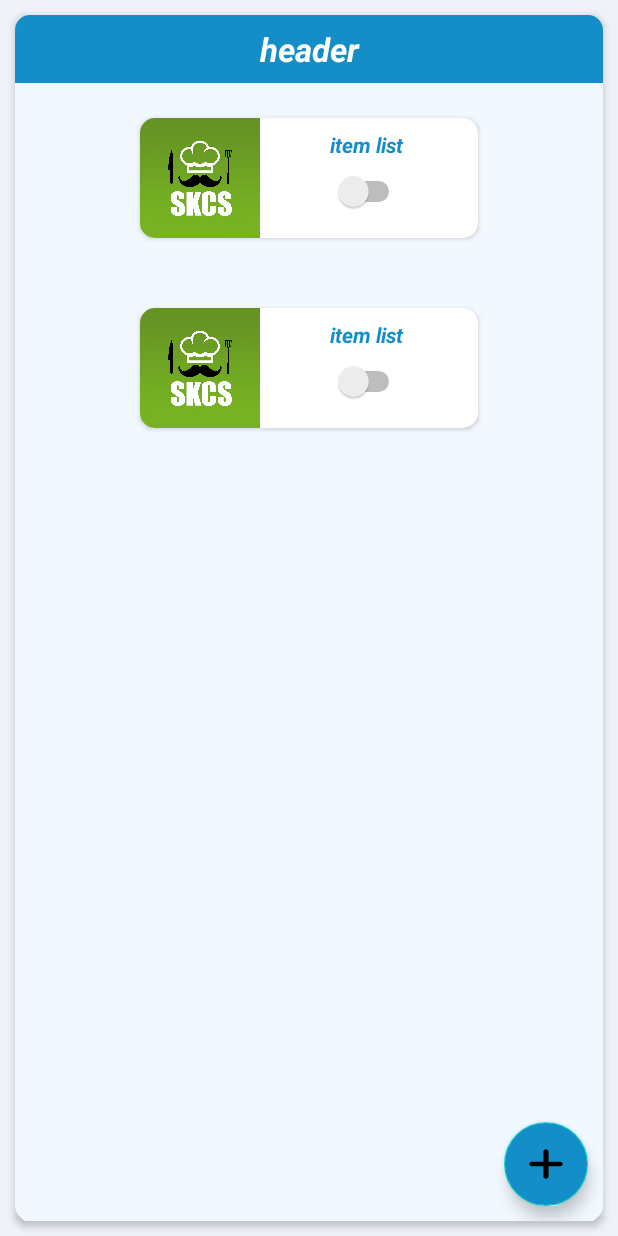
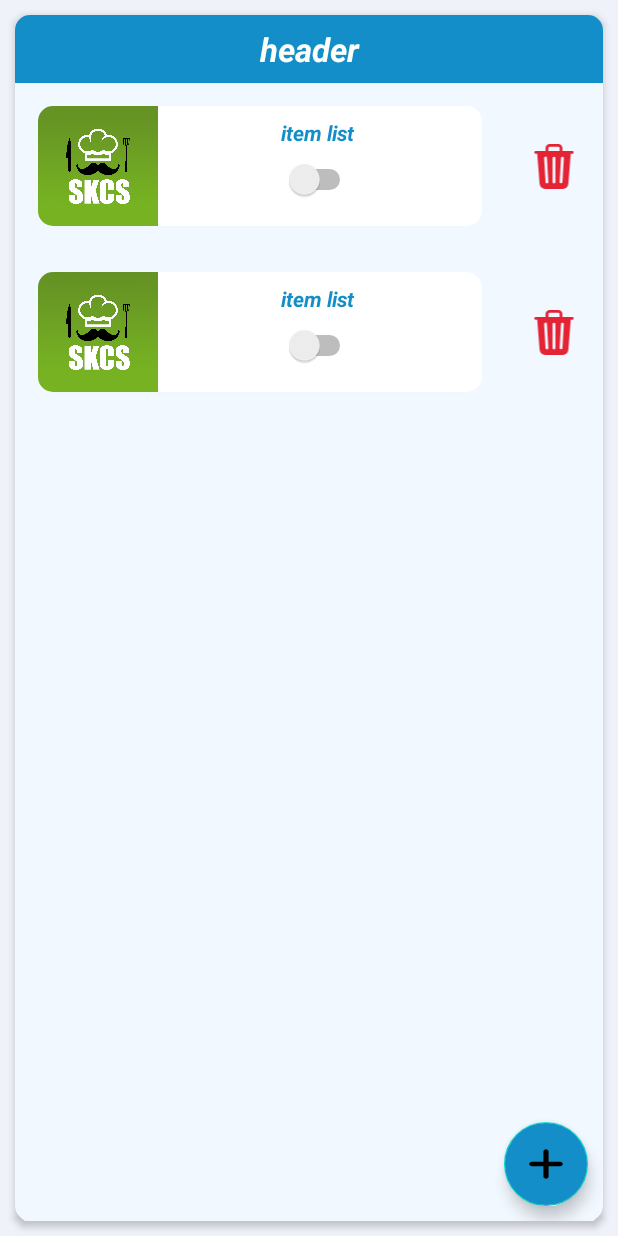
Before and after one commit to postbox-18/KCS, an Android app: the layout fragment_item.xml on its own in the app's theme, with its tools: preview values and no code run, on a phone screen of 412 x 824 dp. Run offline under Robolectric (Android 15) with nearby library versions, the phone set to English and light mode, and no system bars.

Commit message:
updated adding item and dish

```diff
--- /dev/null
+++ b/app/src/main/res/drawable/ic_trash3.xml
@@ -0,0 +1,9 @@
+<vector xmlns:android="http://schemas.android.com/apk/res/android"
+    android:width="16dp"
+    android:height="16dp"
+    android:viewportWidth="16"
+    android:viewportHeight="16">
+  <path
+      android:pathData="M11,1.5v1h3.5a0.5,0.5 0,0 1,0 1h-0.538l-0.853,10.66A2,2 0,0 1,11.115 16h-6.23a2,2 0,0 1,-1.994 -1.84L2.038,3.5L1.5,3.5a0.5,0.5 0,0 1,0 -1L5,2.5v-1A1.5,1.5 0,0 1,6.5 0h3A1.5,1.5 0,0 1,11 1.5ZM6,1.5v1h4v-1a0.5,0.5 0,0 0,-0.5 -0.5h-3a0.5,0.5 0,0 0,-0.5 0.5ZM4.5,5.029l0.5,8.5a0.5,0.5 0,1 0,0.998 -0.06l-0.5,-8.5a0.5,0.5 0,1 0,-0.998 0.06ZM11.03,4.501a0.5,0.5 0,0 0,-0.528 0.47l-0.5,8.5a0.5,0.5 0,0 0,0.998 0.058l0.5,-8.5a0.5,0.5 0,0 0,-0.47 -0.528ZM8,4.5a0.5,0.5 0,0 0,-0.5 0.5v8.5a0.5,0.5 0,0 0,1 0L8.5,5a0.5,0.5 0,0 0,-0.5 -0.5Z"
+      android:fillColor="@color/red_pink"/>
+</vector>
--- a/app/src/main/res/layout/fragment_item.xml
+++ b/app/src/main/res/layout/fragment_item.xml
@@ -33,12 +33,12 @@
 
                 <LinearLayout
                     android:layout_width="match_parent"
-                    android:layout_height="wrap_content"
+                    android:layout_height="match_parent"
                     android:orientation="vertical">
 
                     <LinearLayout
                         android:layout_width="match_parent"
-                        android:layout_height="wrap_content"
+                        android:layout_height="match_parent"
                         android:orientation="vertical">
 
                         <TextView
@@ -56,7 +56,7 @@
                         <androidx.recyclerview.widget.RecyclerView
                             android:id="@+id/recyclerview_item_list"
                             android:layout_width="match_parent"
-                            android:layout_height="wrap_content"
+                            android:layout_height="match_parent"
                             tools:itemCount="2"
                             tools:listitem="@layout/item_cardview" />
                     </LinearLayout>
--- a/app/src/main/res/layout/item_cardview.xml
+++ b/app/src/main/res/layout/item_cardview.xml
@@ -1,27 +1,36 @@
 <?xml version="1.0" encoding="utf-8"?>
 <LinearLayout xmlns:android="http://schemas.android.com/apk/res/android"
+    xmlns:app="http://schemas.android.com/apk/res-auto"
     xmlns:tools="http://schemas.android.com/tools"
     android:layout_width="match_parent"
-    xmlns:app="http://schemas.android.com/apk/res-auto"
-    android:orientation="vertical"
-    android:layout_height="wrap_content">
-<LinearLayout
+    android:layout_height="wrap_content"
+    android:orientation="vertical">
+
+    <androidx.constraintlayout.widget.ConstraintLayout
         android:layout_width="match_parent"
         android:layout_height="match_parent"
-    android:layout_marginTop="15dp"
-    android:layout_marginBottom="15dp"
-    android:layout_marginStart="75dp"
-    android:layout_marginEnd="75dp"
-    android:orientation="vertical">
+        android:orientation="horizontal">
+
+        <LinearLayout
+            android:id="@+id/layout"
+            android:layout_width="0dp"
+            android:layout_height="match_parent"
+            android:orientation="horizontal"
+            app:layout_constraintBottom_toBottomOf="parent"
+            app:layout_constraintEnd_toStartOf="@id/trash"
+            app:layout_constraintHorizontal_weight="2.5"
+            app:layout_constraintStart_toStartOf="parent"
+            app:layout_constraintTop_toTopOf="parent">
+
             <androidx.cardview.widget.CardView
                 android:id="@+id/item_cardView"
                 android:layout_width="match_parent"
                 android:layout_height="wrap_content"
                 android:layout_gravity="center"
+                android:layout_margin="15dp"
                 android:orientation="horizontal"
-        android:layout_margin="8dp"
-        app:cardCornerRadius="10dp"
-        >
+                app:cardCornerRadius="10dp">
+
                 <LinearLayout
                     android:layout_width="match_parent"
                     android:layout_height="wrap_content"
@@ -30,44 +39,59 @@
                     <ImageView
                         android:layout_width="80dp"
                         android:layout_height="80dp"
-                    android:src="@drawable/skcs_logo"/>
+                        android:src="@drawable/skcs_logo" />
+
                     <LinearLayout
                         android:layout_width="match_parent"
                         android:layout_height="wrap_content"
                         android:orientation="vertical">
+
                         <TextView
                             android:id="@+id/item_title"
                             android:layout_width="match_parent"
                             android:layout_height="wrap_content"
+                            android:gravity="center"
+                            android:padding="8dp"
+                            android:text="item list "
                             android:textColor="@color/colorPrimary"
                             android:textSize="14dp"
-                android:padding="8dp"
-                android:textStyle="bold|italic"
-                android:gravity="center"
-                android:text="item list "/>
+                            android:textStyle="bold|italic" />
+
                         <LinearLayout
                             android:layout_width="match_parent"
                             android:layout_height="wrap_content"
+                            android:layout_gravity="center"
                             android:gravity="center"
-                android:layout_gravity="center"
                             android:orientation="vertical">
+
                             <Switch
                                 android:id="@+id/switchView"
                                 android:layout_width="wrap_content"
                                 android:layout_height="wrap_content"
-                    app:layout_constraintTop_toTopOf="parent"
-                    app:layout_constraintBottom_toBottomOf="parent"
                                 android:outlineAmbientShadowColor="@color/colorSecondary"
                                 android:outlineSpotShadowColor="@color/colorSecondary"
+                                app:layout_constraintBottom_toBottomOf="parent"
+                                app:layout_constraintEnd_toEndOf="parent"
                                 app:layout_constraintStart_toEndOf="@id/item_title"
-                    app:layout_constraintEnd_toEndOf="parent"
+                                app:layout_constraintTop_toTopOf="parent"
                                 tools:ignore="UseSwitchCompatOrMaterialXml" />
                         </LinearLayout>
                     </LinearLayout>
                 </LinearLayout>
             </androidx.cardview.widget.CardView>
+        </LinearLayout>
 
+        <include
+            android:id="@+id/trash"
+            android:layout_width="0dp"
+            android:layout_height="30dp"
+            app:layout_constraintBottom_toBottomOf="parent"
+            app:layout_constraintEnd_toEndOf="parent"
+            app:layout_constraintHorizontal_weight="0.5"
+            app:layout_constraintStart_toEndOf="@id/layout"
+            app:layout_constraintTop_toTopOf="parent"
+            layout="@layout/trash_layout"/>
+
+    </androidx.constraintlayout.widget.ConstraintLayout>
 
 </LinearLayout>
-
-</LinearLayout>
--- /dev/null
+++ b/app/src/main/res/layout/trash_layout.xml
@@ -0,0 +1,11 @@
+<?xml version="1.0" encoding="utf-8"?>
+<LinearLayout xmlns:android="http://schemas.android.com/apk/res/android"
+    android:layout_width="20dp"
+    android:layout_height="20dp"
+    xmlns:app="http://schemas.android.com/apk/res-auto">
+    <ImageView
+        android:id="@+id/trashImg"
+        android:layout_width="match_parent"
+        android:layout_height="match_parent"
+        android:src="@drawable/ic_trash3" />
+</LinearLayout>
```
Also changed, not shown: app/src/main/java/com/example/adm/Fragments/Control_Panel/Dish/DishAdapter.java (+12 -0 lines), app/src/main/java/com/example/adm/Fragments/Control_Panel/Item/ItemAdapter.java (+15 -1 lines), app/src/main/java/com/example/adm/ViewModel/GetViewModel.java (+20 -0 lines), app/src/main/res/layout/dish_cardview.xml (+22 -9 lines), app/src/main/res/layout/header_cardview.xml (+4 -4 lines). Lines whose indentation alone changed are shown as unchanged.
